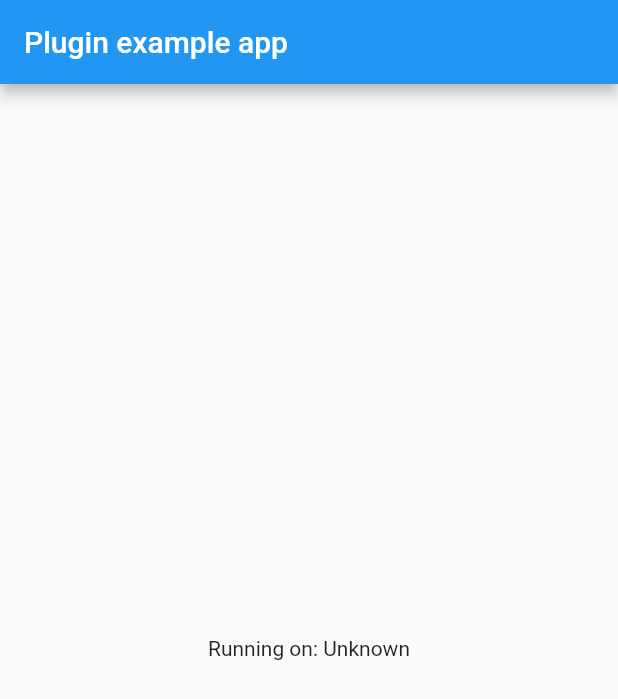
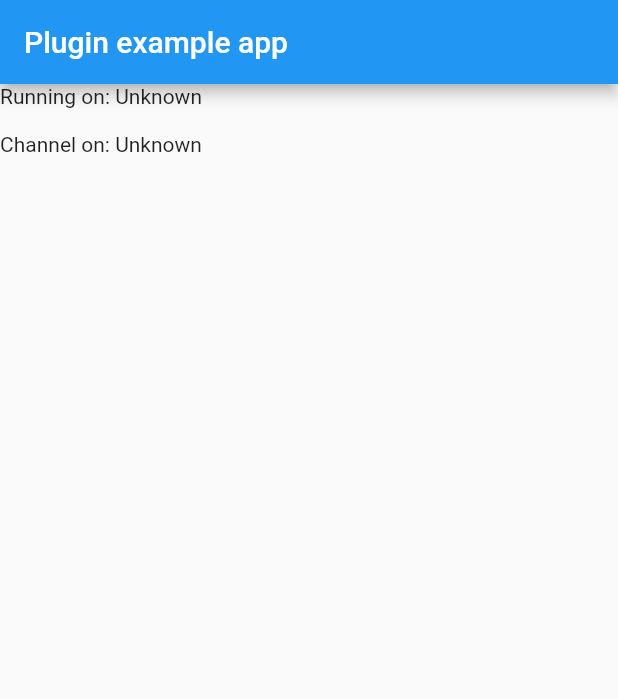
Before and after one commit to June93/channel_plugin, a Flutter app: the screen it shows after launch, on a phone screen of 412 x 824 dp. Shown: the top 699 px of the screen. Run offline on Flutter 3.47's test engine with Material 2 defaults, Android fonts, the phone set to English and light mode, and no system bars.

Commit message:
修复ios渠道获取失败的问题

```diff
--- a/example/lib/main.dart
+++ b/example/lib/main.dart
@@ -13,6 +13,7 @@ class MyApp extends StatefulWidget {
 
 class _MyAppState extends State<MyApp> {
   String _platformVersion = 'Unknown';
+  String _channel = "Unknown";
 
   @override
   void initState() {
@@ -20,19 +21,14 @@ class _MyAppState extends State<MyApp> {
     initPlatformState();
   }
 
-  // Platform messages are asynchronous, so we initialize in an async method.
   Future<void> initPlatformState() async {
     String platformVersion;
-    // Platform messages may fail, so we use a try/catch PlatformException.
     try {
       platformVersion = await ChannelPlugin.platformVersion;
     } on PlatformException {
       platformVersion = 'Failed to get platform version.';
     }
-
-    // If the widget was removed from the tree while the asynchronous platform
-    // message was in flight, we want to discard the reply rather than calling
-    // setState to update our non-existent appearance.
+    _channel = await ChannelPlugin.getChannel();
     if (!mounted) return;
 
     setState(() {
@@ -47,9 +43,10 @@ class _MyAppState extends State<MyApp> {
         appBar: AppBar(
           title: const Text('Plugin example app'),
         ),
-        body: Center(
-          child: Text('Running on: $_platformVersion\n'),
-        ),
+        body: Column(children: <Widget>[
+          Text('Running on: $_platformVersion\n'),
+          Text('Channel on: $_channel\n')
+        ],),
       ),
     );
   }
```
Also changed, not shown: 5 other files.
